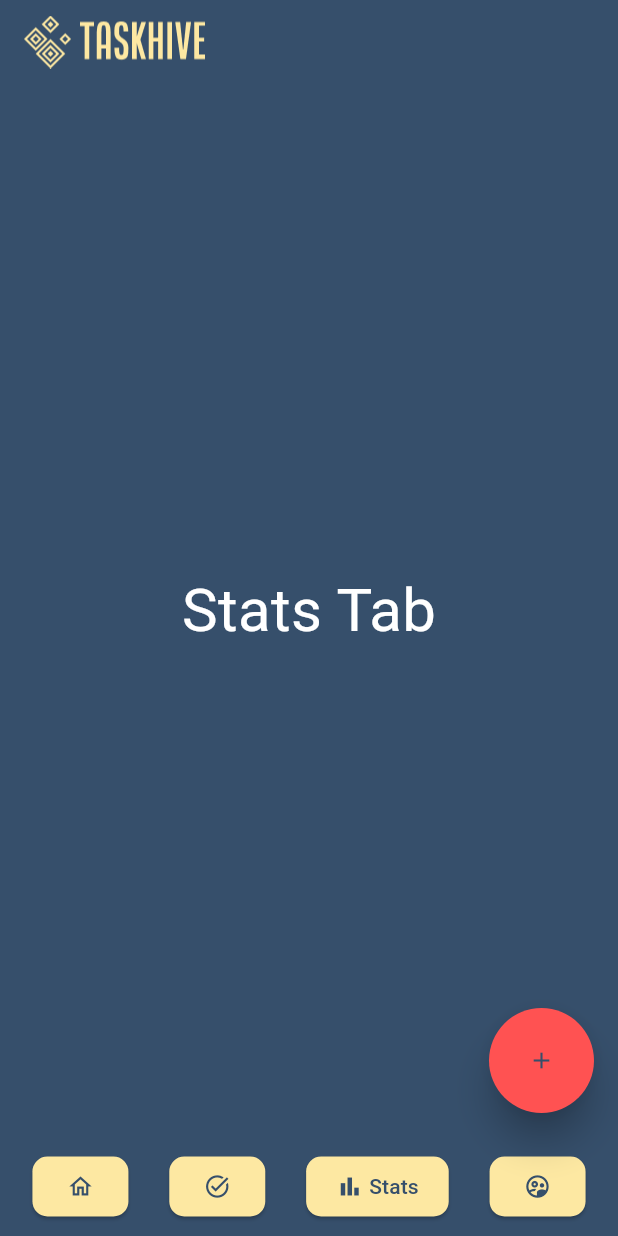
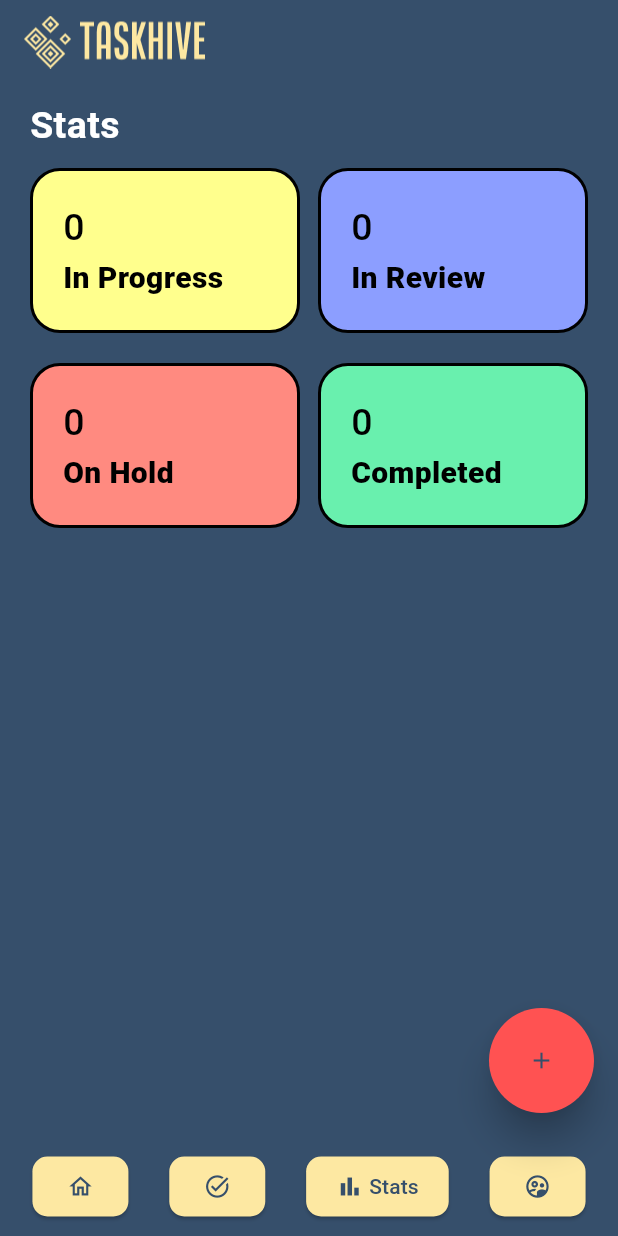
Before and after one commit to harshwardhan847/TaskHive, a Flutter app: the HomePage screen opened directly, after a tap on the "task alt" icon, after a tap on the "home" icon, after a tap on the "bar chart" icon, on a phone screen of 412 x 824 dp. Run offline on Flutter 3.47's test engine with Material 3 defaults, Android fonts, the phone set to English and light mode, and no system bars; our stand-ins replace cloud_firestore, firebase_auth, firebase_core; missing offline and left inert: flutter_overlay_loader; accounts and stored records are empty.

Commit message:
minor filter

```diff
--- a/lib/Components/TodoCard.dart
+++ b/lib/Components/TodoCard.dart
@@ -11,10 +11,10 @@ import 'package:task_hive/Screens/add_todo_screen.dart';
 import 'package:task_hive/Screens/login_screen.dart';
 
 class TodoCard extends StatefulWidget {
-  Map<String, dynamic> todo = {};
-  Function deleteTodo;
+  final Map<String, dynamic> todo;
+  final Function deleteTodo;
 
-  TodoCard({super.key, required this.todo, required this.deleteTodo});
+  const TodoCard({super.key, required this.todo, required this.deleteTodo});
 
   @override
   State<TodoCard> createState() => _TodoCardState();
--- a/lib/Tabs/StatsTab.dart
+++ b/lib/Tabs/StatsTab.dart
@@ -1,15 +1,23 @@
 import 'package:flutter/material.dart';
 import 'package:flutter/widgets.dart';
+import 'package:task_hive/Components/BasicStats.dart';
 
 class StatsTab extends StatelessWidget {
   const StatsTab({super.key});
 
   @override
   Widget build(BuildContext context) {
-    return const Center(
-      child: Text(
-        "Stats Tab",
-        style: TextStyle(color: Colors.white, fontSize: 40),
+    return const Scaffold(
+      backgroundColor: Colors.transparent,
+      body: SingleChildScrollView(
+        child: Padding(
+          padding: EdgeInsets.fromLTRB(20, 10, 20, 0),
+          child: Column(
+            mainAxisAlignment: MainAxisAlignment.start,
+            crossAxisAlignment: CrossAxisAlignment.start,
+            children: [BasicStats()],
+          ),
+        ),
       ),
     );
   }
--- a/lib/Tabs/TasksTab.dart
+++ b/lib/Tabs/TasksTab.dart
@@ -21,15 +21,24 @@ class _TasksTabState extends State<TasksTab> {
   List<Map<String, dynamic>> todos = [];
   bool loading = true;
 
-  Future<void> getTodos() async {
+  Future<void> getTodos(filter, filterValue) async {
     try {
       final userId = FirebaseAuth.instance.currentUser!.uid;
-
-      final querySnapshot = await FirebaseFirestore.instance
+      final QuerySnapshot<Map<String, dynamic>> querySnapshot;
+      if (filter != null) {
+        querySnapshot = await FirebaseFirestore.instance
+            .collection('todos')
+            .where("userId", isEqualTo: userId)
+            .where(filter, isEqualTo: filterValue)
+            .orderBy("date", descending: false)
+            .get();
+      } else {
+        querySnapshot = await FirebaseFirestore.instance
             .collection('todos')
             .where("userId", isEqualTo: userId)
             .orderBy("date", descending: false)
             .get();
+      }
 
       setState(() {
         // Clear existing todos
@@ -52,7 +61,7 @@ class _TasksTabState extends State<TasksTab> {
   @override
   void initState() {
     super.initState();
-    getTodos();
+    getTodos(null, null);
   }
 
   @override
@@ -71,19 +80,50 @@ class _TasksTabState extends State<TasksTab> {
             SizedBox(
                 width: double.infinity,
                 height: 35,
-              child: ListView.separated(
-                separatorBuilder: (context, index) => const SizedBox(
+                child: ListView(
+                  scrollDirection: Axis.horizontal,
+                  children: [
+                    FilterButton(
+                      text: "Completed",
+                      onPressed: () {
+                        getTodos("status", "completed");
+                      },
+                      number: 2,
+                    ),
+                    const SizedBox(
                       width: 10,
                     ),
-                scrollDirection: Axis.horizontal,
-                itemCount: 10,
-                itemBuilder: (context, index) => FilterButton(
+                    FilterButton(
                       text: "Completed",
                       onPressed: () {},
-                  number: index + 1,
+                      number: 2,
                     ),
+                    const SizedBox(
+                      width: 10,
                     ),
+                    FilterButton(
+                      text: "Completed",
+                      onPressed: () {},
+                      number: 2,
                     ),
+                    const SizedBox(
+                      width: 10,
+                    ),
+                    FilterButton(
+                      text: "Completed",
+                      onPressed: () {},
+                      number: 2,
+                    ),
+                    const SizedBox(
+                      width: 10,
+                    ),
+                    FilterButton(
+                      text: "Completed",
+                      onPressed: () {},
+                      number: 2,
+                    ),
+                  ],
+                )),
             const SizedBox(
               height: 20,
             ),
@@ -107,7 +147,7 @@ class _TasksTabState extends State<TasksTab> {
                                   .collection('todos')
                                   .doc(todos[index]['id'])
                                   .delete();
-                              await getTodos();
+                              await getTodos(null, null);
                             },
                           );
                         },
```
Lines whose indentation alone changed are shown as unchanged.
